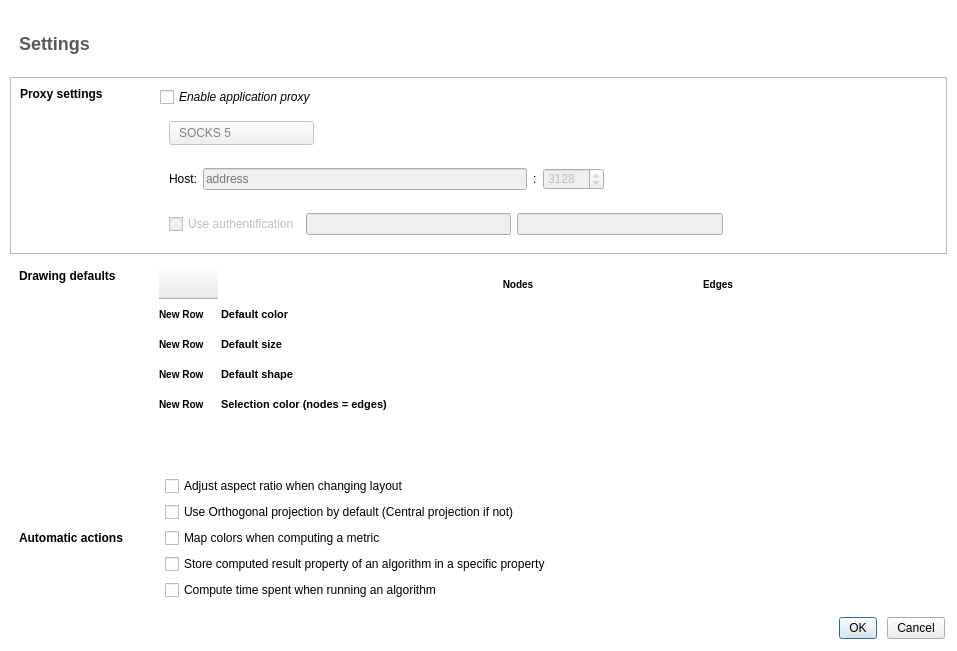
vadivelselvaraj/TulipGLImprovement, file plugins/perspective/GraphPerspective/designer/PreferencesDialog.ui: the form before one commit.
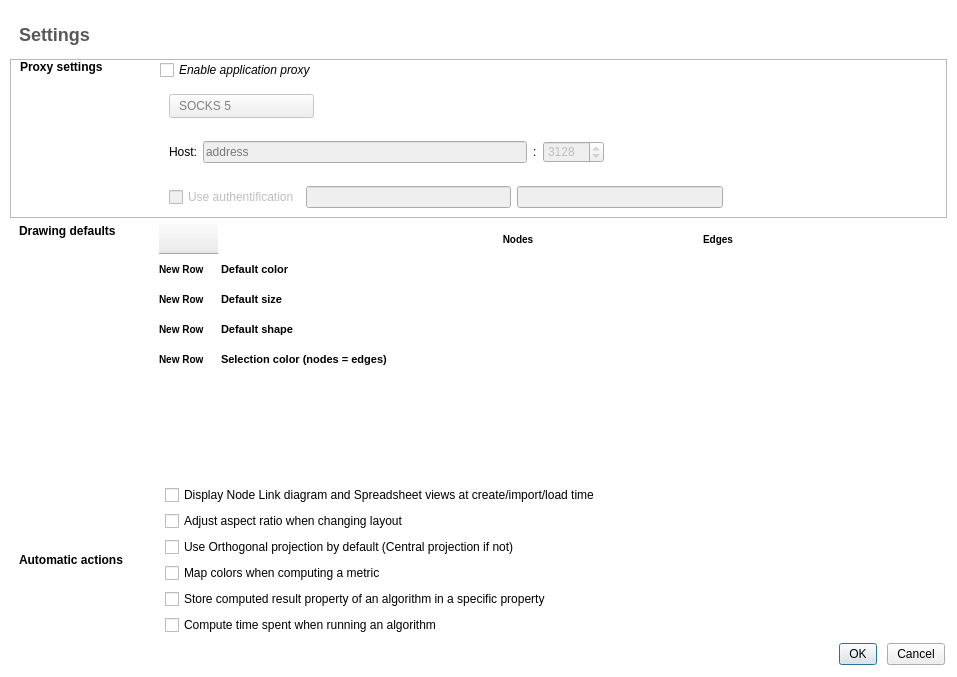
The form after the commit. Icons and pictures are not drawn.

Commit message: add new setting to enable(the default)/disable the automatic display of default views (Spreadsheet & Node Link diagram) after loading a graph in the Tulip perspective

Patch:
```diff
--- a/plugins/perspective/GraphPerspective/designer/PreferencesDialog.ui
+++ b/plugins/perspective/GraphPerspective/designer/PreferencesDialog.ui
@@ -7,7 +7,7 @@
     <x>0</x>
     <y>0</y>
     <width>957</width>
-    <height>651</height>
+    <height>677</height>
    </rect>
   </property>
   <property name="minimumSize">
@@ -108,6 +108,12 @@
       </sizepolicy>
      </property>
      <layout class="QHBoxLayout" name="horizontalLayout_4">
+      <property name="topMargin">
+       <number>0</number>
+      </property>
+      <property name="bottomMargin">
+       <number>0</number>
+      </property>
       <item>
        <widget class="QLabel" name="title">
         <property name="minimumSize">
@@ -149,6 +155,12 @@
       <property name="spacing">
        <number>0</number>
       </property>
+      <property name="topMargin">
+       <number>0</number>
+      </property>
+      <property name="bottomMargin">
+       <number>0</number>
+      </property>
       <item>
        <widget class="QLabel" name="networkFrameTitle">
         <property name="sizePolicy">
@@ -348,6 +360,12 @@
       <property name="spacing">
        <number>0</number>
       </property>
+      <property name="topMargin">
+       <number>0</number>
+      </property>
+      <property name="bottomMargin">
+       <number>0</number>
+      </property>
       <item>
        <widget class="QLabel" name="renderingFrameTitle">
         <property name="sizePolicy">
@@ -507,6 +525,12 @@
       <bool>true</bool>
      </property>
      <layout class="QHBoxLayout" name="horizontalLayout_7">
+      <property name="topMargin">
+       <number>0</number>
+      </property>
+      <property name="bottomMargin">
+       <number>0</number>
+      </property>
       <item>
        <widget class="QLabel" name="automaticTitle">
         <property name="sizePolicy">
@@ -531,6 +555,13 @@
       </item>
       <item>
        <layout class="QVBoxLayout" name="automaticContents">
+        <item>
+         <widget class="QCheckBox" name="displayDefaultViews">
+          <property name="text">
+           <string>Display Node Link diagram and Spreadsheet views at create/import/load time</string>
+          </property>
+         </widget>
+        </item>
         <item>
          <widget class="QCheckBox" name="aspectRatioCheck">
           <property name="text">
```
The commit also changes 4 other files.
